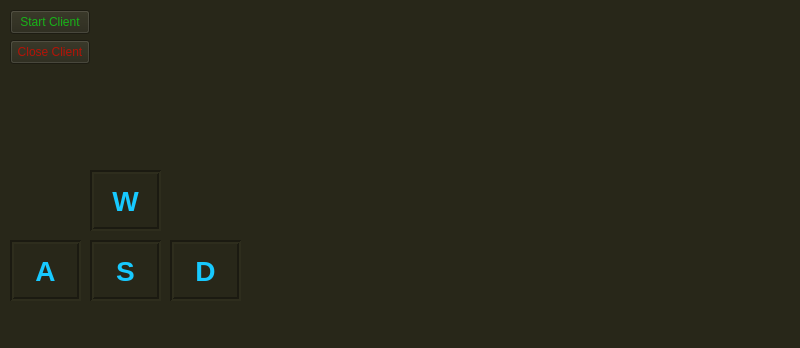
Qt form LaptopControls/controlwindow.ui (ELEC-49X-Group-60/LaptopControlSoftware) before a commit.
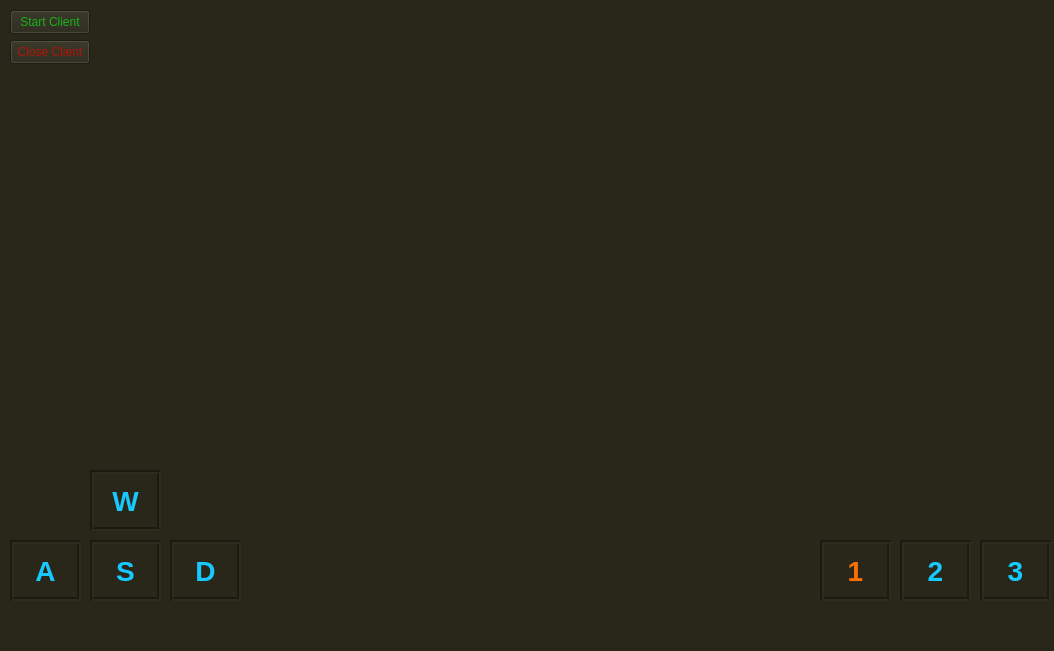
The same form after that commit.

The edit to the form file:
```diff
--- a/LaptopControls/controlwindow.ui
+++ b/LaptopControls/controlwindow.ui
@@ -6,8 +6,8 @@
    <rect>
     <x>0</x>
     <y>0</y>
-    <width>800</width>
-    <height>348</height>
+    <width>1054</width>
+    <height>651</height>
    </rect>
   </property>
   <property name="windowTitle">
@@ -21,7 +21,7 @@
     <property name="geometry">
      <rect>
       <x>90</x>
-      <y>170</y>
+      <y>470</y>
       <width>71</width>
       <height>61</height>
      </rect>
@@ -56,7 +56,7 @@
     <property name="geometry">
      <rect>
       <x>10</x>
-      <y>240</y>
+      <y>540</y>
       <width>71</width>
       <height>61</height>
      </rect>
@@ -91,7 +91,7 @@
     <property name="geometry">
      <rect>
       <x>170</x>
-      <y>240</y>
+      <y>540</y>
       <width>71</width>
       <height>61</height>
      </rect>
@@ -126,7 +126,7 @@
     <property name="geometry">
      <rect>
       <x>90</x>
-      <y>240</y>
+      <y>540</y>
       <width>71</width>
       <height>61</height>
      </rect>
@@ -189,6 +189,111 @@
      <string>Close Client</string>
     </property>
    </widget>
+   <widget class="QLabel" name="three_key">
+    <property name="geometry">
+     <rect>
+      <x>980</x>
+      <y>540</y>
+      <width>71</width>
+      <height>61</height>
+     </rect>
+    </property>
+    <property name="font">
+     <font>
+      <pointsize>21</pointsize>
+      <bold>true</bold>
+     </font>
+    </property>
+    <property name="styleSheet">
+     <string notr="true">color: rgb(23, 201, 255);
+border-color: rgb(23, 201, 255);</string>
+    </property>
+    <property name="frameShape">
+     <enum>QFrame::Box</enum>
+    </property>
+    <property name="frameShadow">
+     <enum>QFrame::Sunken</enum>
+    </property>
+    <property name="lineWidth">
+     <number>2</number>
+    </property>
+    <property name="text">
+     <string>3</string>
+    </property>
+    <property name="alignment">
+     <set>Qt::AlignCenter</set>
+    </property>
+   </widget>
+   <widget class="QLabel" name="two_key">
+    <property name="geometry">
+     <rect>
+      <x>900</x>
+      <y>540</y>
+      <width>71</width>
+      <height>61</height>
+     </rect>
+    </property>
+    <property name="font">
+     <font>
+      <pointsize>21</pointsize>
+      <bold>true</bold>
+     </font>
+    </property>
+    <property name="styleSheet">
+     <string notr="true">color: rgb(23, 201, 255);
+border-color: rgb(23, 201, 255);</string>
+    </property>
+    <property name="frameShape">
+     <enum>QFrame::Box</enum>
+    </property>
+    <property name="frameShadow">
+     <enum>QFrame::Sunken</enum>
+    </property>
+    <property name="lineWidth">
+     <number>2</number>
+    </property>
+    <property name="text">
+     <string>2</string>
+    </property>
+    <property name="alignment">
+     <set>Qt::AlignCenter</set>
+    </property>
+   </widget>
+   <widget class="QLabel" name="one_key">
+    <property name="geometry">
+     <rect>
+      <x>820</x>
+      <y>540</y>
+      <width>71</width>
+      <height>61</height>
+     </rect>
+    </property>
+    <property name="font">
+     <font>
+      <pointsize>21</pointsize>
+      <bold>true</bold>
+     </font>
+    </property>
+    <property name="styleSheet">
+     <string notr="true">color: rgb(252 ,111, 3);
+border-color: rgb(23, 201, 255);</string>
+    </property>
+    <property name="frameShape">
+     <enum>QFrame::Box</enum>
+    </property>
+    <property name="frameShadow">
+     <enum>QFrame::Sunken</enum>
+    </property>
+    <property name="lineWidth">
+     <number>2</number>
+    </property>
+    <property name="text">
+     <string>1</string>
+    </property>
+    <property name="alignment">
+     <set>Qt::AlignCenter</set>
+    </property>
+   </widget>
   </widget>
   <widget class="QMenuBar" name="menubar">
    <property name="geometry">
```
Left out of the diff: 2 changed lines with no effect on the pictures.
